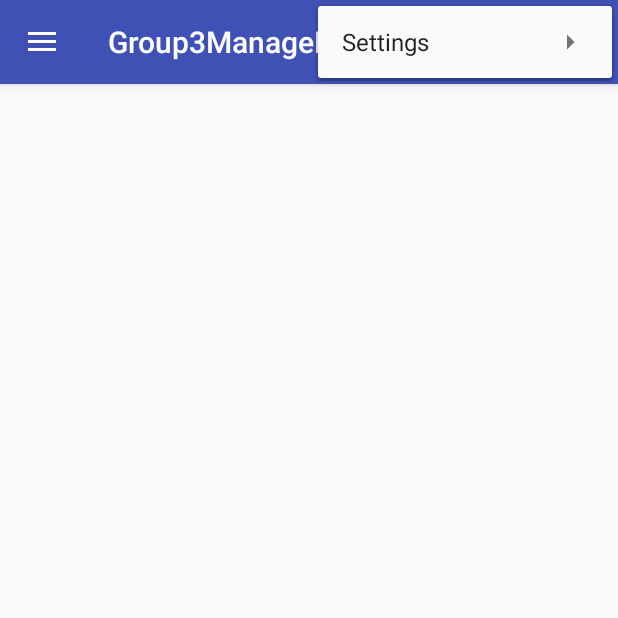
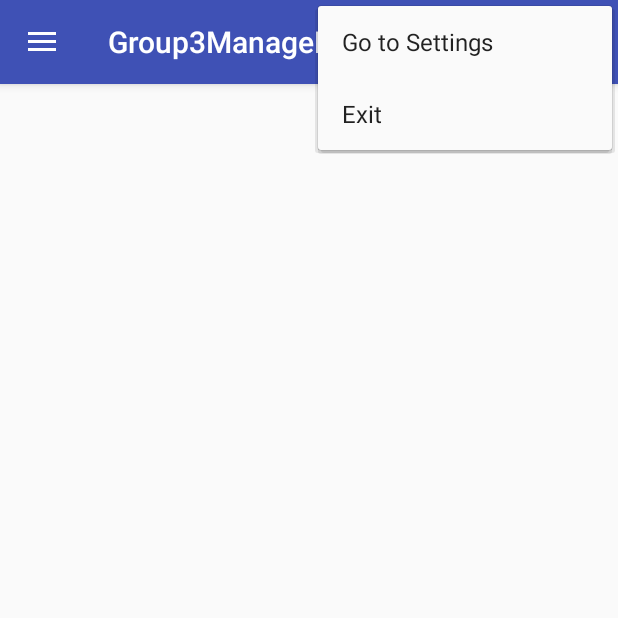
Before and after one commit to tgshelanskey/ManageExpense, an Android app: the fragment History placed in its activity, with the options menu open, on a phone screen of 412 x 824 dp, the top half of it. Run offline under Robolectric (Android 15) with nearby library versions, the light colour scheme and no system bars.

```diff
--- a/app/src/main/java/com/example/jasper/manageexpense/MainActivity.java
+++ b/app/src/main/java/com/example/jasper/manageexpense/MainActivity.java
@@ -90,9 +90,6 @@ public class MainActivity extends AppCompatActivity
                 startActivity(new Intent(this, Setting.class));
                 return true;
 
-            case R.id.action_1:
-                return true;
-
             case R.id.exit:
                 finish();
                 return true;
--- a/app/src/main/res/menu/main.xml
+++ b/app/src/main/res/menu/main.xml
@@ -3,17 +3,9 @@
     xmlns:app="http://schemas.android.com/apk/res-auto">
     <item
         android:id="@+id/add"
+        android:icon="@mipmap/ic_add"
         android:title="Add"
-        android:icon="@mipmap/ic_add"
-        app:showAsAction="ifRoom"
-        />
-
-    <item
-        android:id="@+id/action_1"
-        android:orderInCategory="100"
-        android:title="Settings"
-        app:showAsAction="never" >
-    <menu>
+        app:showAsAction="ifRoom" />
 
 
     <item
@@ -21,13 +13,10 @@
         android:title="Go to Settings"
         app:showAsAction="withText" />
 
-        <item
-            android:id="@+id/exit"
-            android:title="Exit"
-            app:showAsAction="withText" />
 
-
-        </menu>
-   </item>
+    <item
+        android:id="@+id/exit"
+        android:title="Exit"
+        app:showAsAction="withText" />
 
 </menu>
```
Also changed, not shown: app/src/main/res/layout/activity_welcome_screen.xml (+24 -0 lines).
